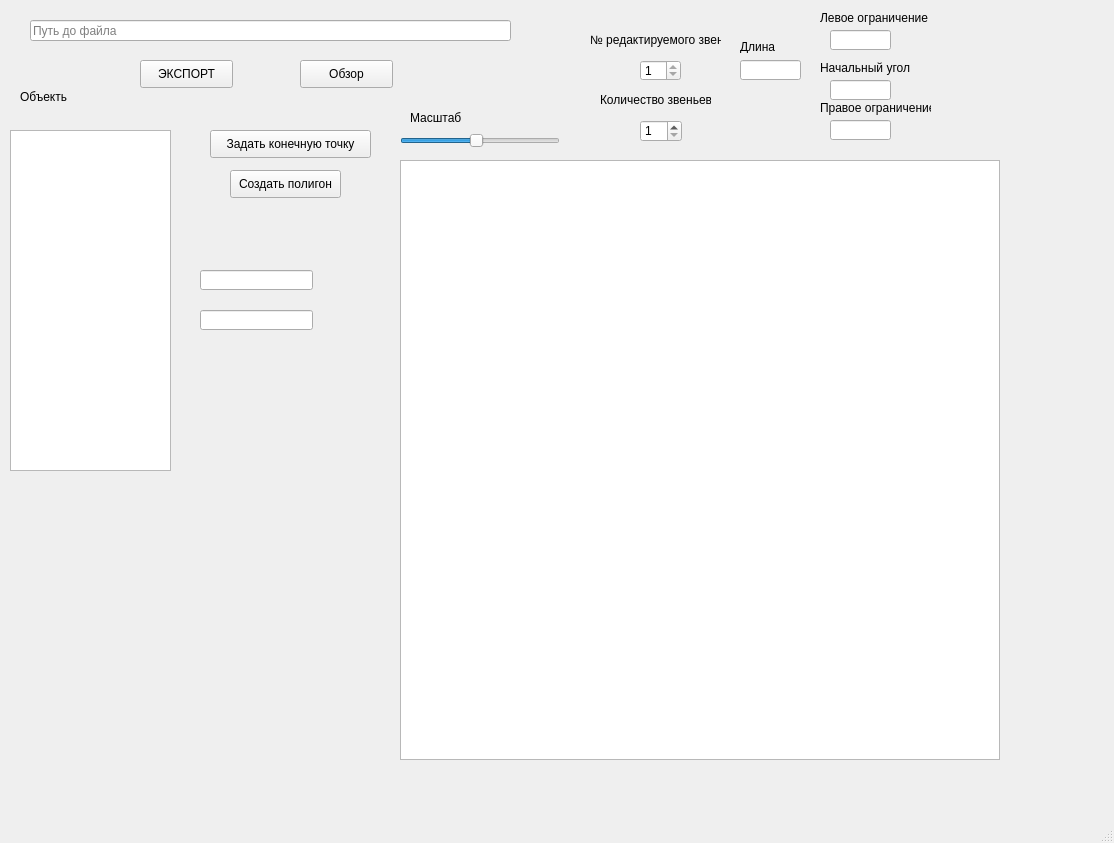
Old version of the form GUI_creation/GUI.ui in the repository kaizer-nurik/manipulator_planning_simple.
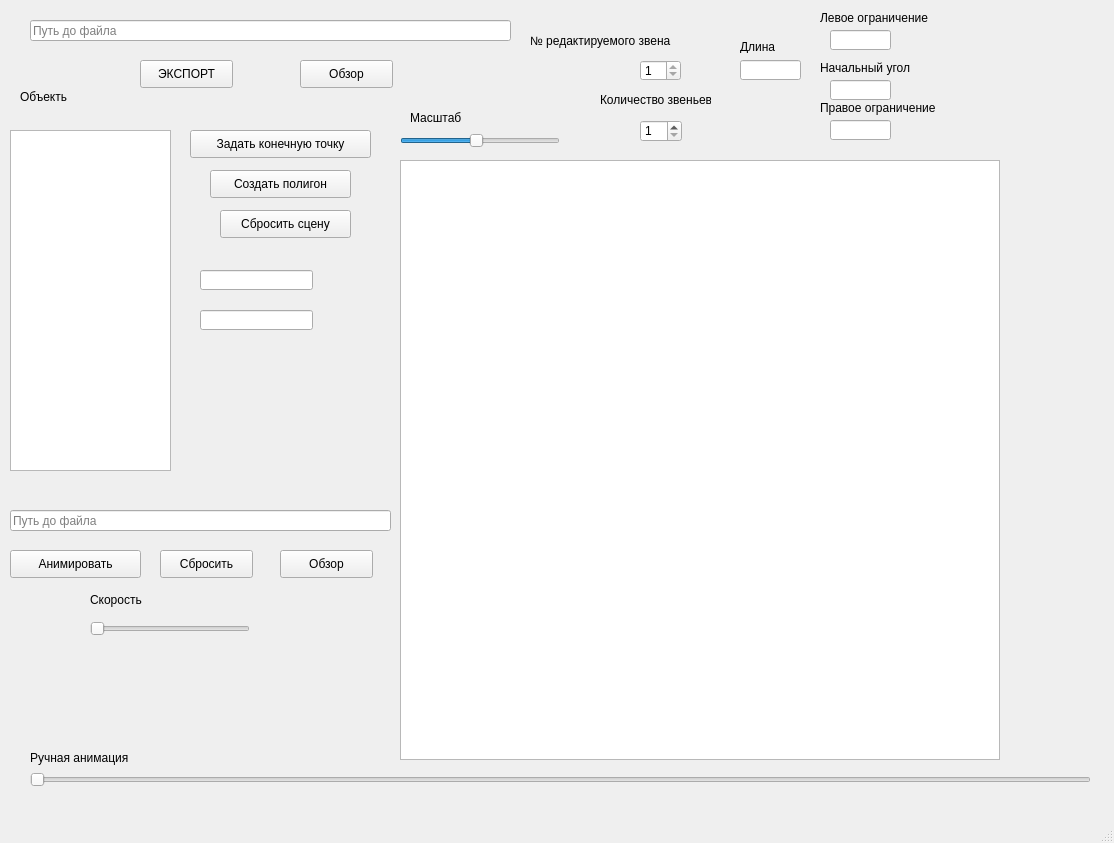
New version of the form.

Patch:
```diff
--- a/GUI_creation/GUI.ui
+++ b/GUI_creation/GUI.ui
@@ -123,9 +123,9 @@
    <widget class="QLabel" name="label_3">
     <property name="geometry">
      <rect>
-      <x>590</x>
-      <y>29</y>
-      <width>131</width>
+      <x>530</x>
+      <y>30</y>
+      <width>211</width>
       <height>21</height>
      </rect>
     </property>
@@ -200,7 +200,7 @@
      <rect>
       <x>820</x>
       <y>10</y>
-      <width>111</width>
+      <width>121</width>
       <height>16</height>
      </rect>
     </property>
@@ -213,7 +213,7 @@
      <rect>
       <x>820</x>
       <y>100</y>
-      <width>111</width>
+      <width>121</width>
       <height>16</height>
      </rect>
     </property>
@@ -236,7 +236,7 @@
      <rect>
       <x>820</x>
       <y>60</y>
-      <width>111</width>
+      <width>121</width>
       <height>16</height>
      </rect>
     </property>
@@ -260,9 +260,9 @@
    <widget class="QPushButton" name="create_poli_btn">
     <property name="geometry">
      <rect>
-      <x>230</x>
+      <x>210</x>
       <y>170</y>
-      <width>111</width>
+      <width>141</width>
       <height>28</height>
      </rect>
     </property>
@@ -320,7 +320,7 @@
      <rect>
       <x>410</x>
       <y>110</y>
-      <width>51</width>
+      <width>71</width>
       <height>16</height>
      </rect>
     </property>
@@ -331,9 +331,9 @@
    <widget class="QPushButton" name="create_goal_point_btn">
     <property name="geometry">
      <rect>
-      <x>210</x>
+      <x>190</x>
       <y>130</y>
-      <width>161</width>
+      <width>181</width>
       <height>28</height>
      </rect>
     </property>
@@ -341,6 +341,138 @@
      <string>Задать конечную точку</string>
     </property>
    </widget>
+   <widget class="QPushButton" name="reset_scene_btn">
+    <property name="geometry">
+     <rect>
+      <x>220</x>
+      <y>210</y>
+      <width>131</width>
+      <height>28</height>
+     </rect>
+    </property>
+    <property name="text">
+     <string>Cбросить сцену</string>
+    </property>
+   </widget>
+   <widget class="QLineEdit" name="csv_choose_edit">
+    <property name="geometry">
+     <rect>
+      <x>10</x>
+      <y>510</y>
+      <width>381</width>
+      <height>21</height>
+     </rect>
+    </property>
+    <property name="readOnly">
+     <bool>false</bool>
+    </property>
+    <property name="placeholderText">
+     <string>Путь до файла</string>
+    </property>
+   </widget>
+   <widget class="QPushButton" name="csv_choose_btn">
+    <property name="geometry">
+     <rect>
+      <x>280</x>
+      <y>550</y>
+      <width>93</width>
+      <height>28</height>
+     </rect>
+    </property>
+    <property name="text">
+     <string>Обзор</string>
+    </property>
+   </widget>
+   <widget class="QPushButton" name="animate_btn">
+    <property name="geometry">
+     <rect>
+      <x>10</x>
+      <y>550</y>
+      <width>131</width>
+      <height>28</height>
+     </rect>
+    </property>
+    <property name="text">
+     <string>Анимировать</string>
+    </property>
+   </widget>
+   <widget class="QSlider" name="anim_speed_sldr">
+    <property name="geometry">
+     <rect>
+      <x>90</x>
+      <y>620</y>
+      <width>160</width>
+      <height>18</height>
+     </rect>
+    </property>
+    <property name="minimum">
+     <number>10</number>
+    </property>
+    <property name="maximum">
+     <number>200</number>
+    </property>
+    <property name="orientation">
+     <enum>Qt::Horizontal</enum>
+    </property>
+   </widget>
+   <widget class="QLabel" name="label_5">
+    <property name="geometry">
+     <rect>
+      <x>90</x>
+      <y>590</y>
+      <width>63</width>
+      <height>20</height>
+     </rect>
+    </property>
+    <property name="text">
+     <string>Скорость</string>
+    </property>
+   </widget>
+   <widget class="QPushButton" name="reset_btn">
+    <property name="geometry">
+     <rect>
+      <x>160</x>
+      <y>550</y>
+      <width>93</width>
+      <height>28</height>
+     </rect>
+    </property>
+    <property name="text">
+     <string>Сбросить</string>
+    </property>
+   </widget>
+   <widget class="QSlider" name="anim_manual_sldr">
+    <property name="geometry">
+     <rect>
+      <x>30</x>
+      <y>770</y>
+      <width>1061</width>
+      <height>20</height>
+     </rect>
+    </property>
+    <property name="minimum">
+     <number>0</number>
+    </property>
+    <property name="maximum">
+     <number>100</number>
+    </property>
+    <property name="orientation">
+     <enum>Qt::Horizontal</enum>
+    </property>
+   </widget>
+   <widget class="QLabel" name="label_6">
+    <property name="geometry">
+     <rect>
+      <x>30</x>
+      <y>750</y>
+      <width>111</width>
+      <height>16</height>
+     </rect>
+    </property>
+    <property name="text">
+     <string>Ручная анимация</string>
+    </property>
+   </widget>
   </widget>
   <widget class="QMenuBar" name="menubar">
    <property name="geometry">
```
